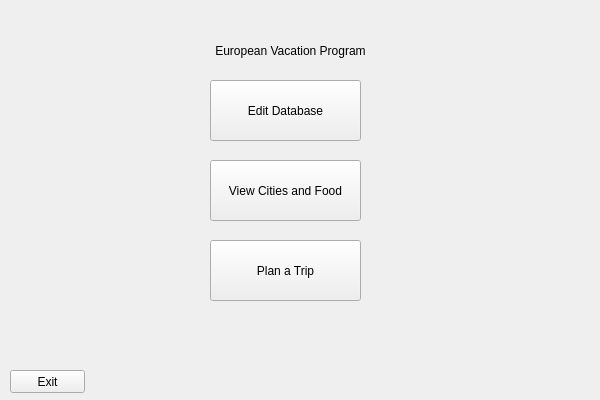
This is European-Vacation-Program/mainwindow.ui in AaronGeesink/CS1D-European-Vacation-Project as Qt 5 draws it before an edit. The edited form follows.
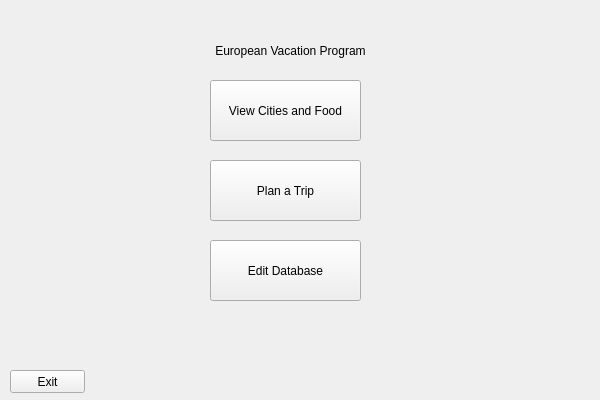
This is the edited form.

The edit to the form file:
```diff
--- a/European-Vacation-Program/mainwindow.ui
+++ b/European-Vacation-Program/mainwindow.ui
@@ -39,7 +39,7 @@
      <property name="geometry">
       <rect>
        <x>210</x>
-       <y>80</y>
+       <y>240</y>
        <width>151</width>
        <height>61</height>
       </rect>
@@ -58,7 +58,7 @@
      <property name="geometry">
       <rect>
        <x>210</x>
-       <y>160</y>
+       <y>80</y>
        <width>151</width>
        <height>61</height>
       </rect>
@@ -71,7 +71,7 @@
      <property name="geometry">
       <rect>
        <x>210</x>
-       <y>240</y>
+       <y>160</y>
        <width>151</width>
        <height>61</height>
       </rect>
```
